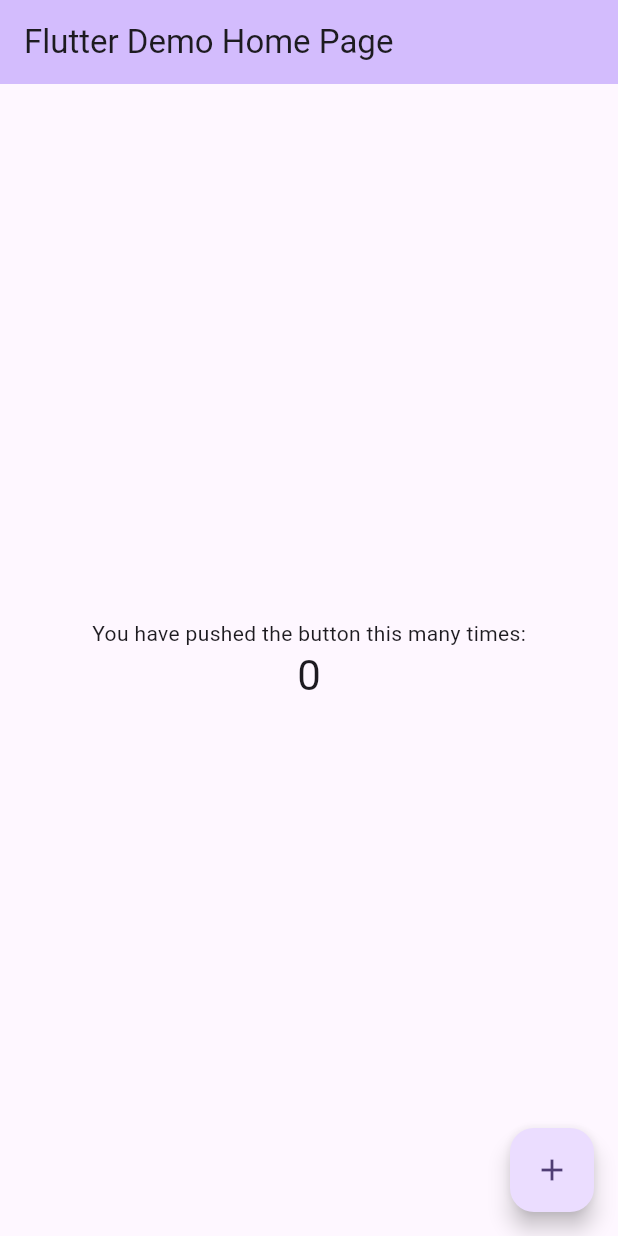
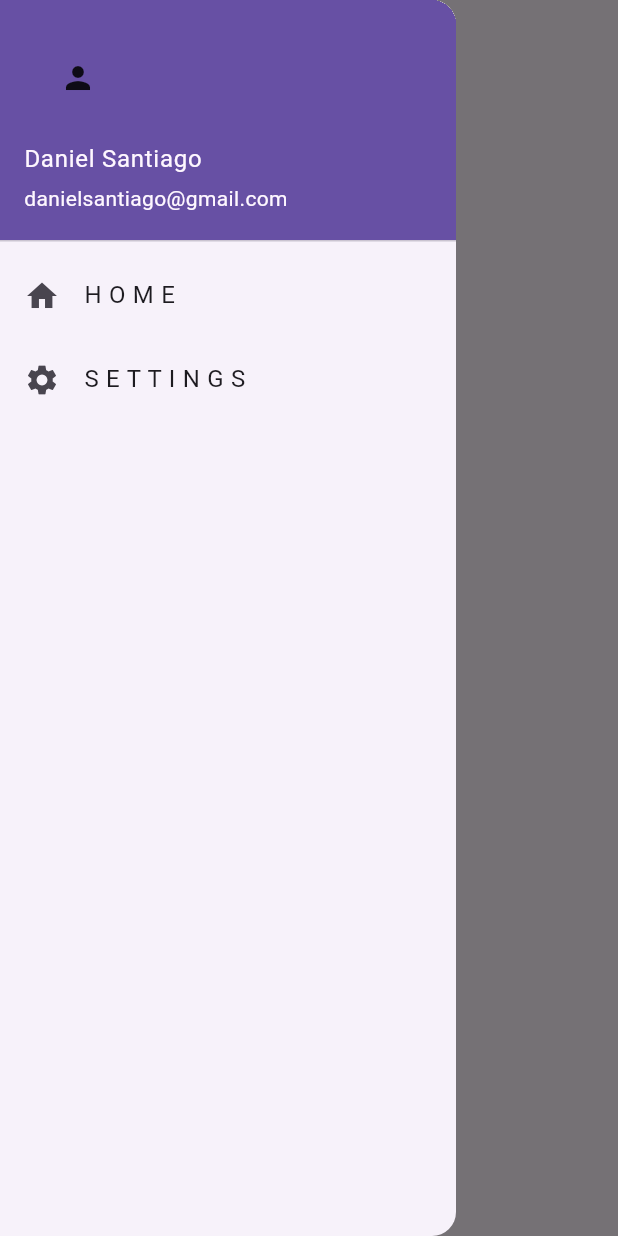
Before and after one commit to santigou/allo-gemini-contest-app, a Flutter app: the screen it shows after launch, with the side drawer open (before the commit the screen has no drawer), on a phone screen of 412 x 824 dp. Run offline on Flutter 3.47's test engine with Material 3 defaults, Android fonts, the phone set to English and light mode, and no system bars.

Commit message:
New home page and nav menu

```diff
--- a/lib/main.dart
+++ b/lib/main.dart
@@ -1,4 +1,5 @@
 import 'package:flutter/material.dart';
+import 'package:gemini_proyect/pages/home.dart';
 
 void main() {
   runApp(const MyApp());
@@ -7,119 +8,12 @@
 class MyApp extends StatelessWidget {
   const MyApp({super.key});
 
-  // This widget is the root of your application.
+  // This widget is the root of the application.
   @override
   Widget build(BuildContext context) {
-    return MaterialApp(
-      title: 'Flutter Demo',
-      theme: ThemeData(
-        // This is the theme of your application.
-        //
-        // TRY THIS: Try running your application with "flutter run". You'll see
-        // the application has a purple toolbar. Then, without quitting the app,
-        // try changing the seedColor in the colorScheme below to Colors.green
-        // and then invoke "hot reload" (save your changes or press the "hot
-        // reload" button in a Flutter-supported IDE, or press "r" if you used
-        // the command line to start the app).
-        //
-        // Notice that the counter didn't reset back to zero; the application
-        // state is not lost during the reload. To reset the state, use hot
-        // restart instead.
-        //
-        // This works for code too, not just values: Most code changes can be
-        // tested with just a hot reload.
-        colorScheme: ColorScheme.fromSeed(seedColor: Colors.deepPurple),
-        useMaterial3: true,
-      ),
-      home: const MyHomePage(title: 'Flutter Demo Home Page'),
+    return const MaterialApp(
+      home: Home(),
+      debugShowCheckedModeBanner: false,
     );
   }
 }
-
-class MyHomePage extends StatefulWidget {
-  const MyHomePage({super.key, required this.title});
-
-  // This widget is the home page of your application. It is stateful, meaning
-  // that it has a State object (defined below) that contains fields that affect
-  // how it looks.
-
-  // This class is the configuration for the state. It holds the values (in this
-  // case the title) provided by the parent (in this case the App widget) and
-  // used by the build method of the State. Fields in a Widget subclass are
-  // always marked "final".
-
-  final String title;
-
-  @override
-  State<MyHomePage> createState() => _MyHomePageState();
-}
-
-class _MyHomePageState extends State<MyHomePage> {
-  int _counter = 0;
-
-  void _incrementCounter() {
-    setState(() {
-      // This call to setState tells the Flutter framework that something has
-      // changed in this State, which causes it to rerun the build method below
-      // so that the display can reflect the updated values. If we changed
-      // _counter without calling setState(), then the build method would not be
-      // called again, and so nothing would appear to happen.
-      _counter++;
-    });
-  }
-
-  @override
-  Widget build(BuildContext context) {
-    // This method is rerun every time setState is called, for instance as done
-    // by the _incrementCounter method above.
-    //
-    // The Flutter framework has been optimized to make rerunning build methods
-    // fast, so that you can just rebuild anything that needs updating rather
-    // than having to individually change instances of widgets.
-    return Scaffold(
-      appBar: AppBar(
-        // TRY THIS: Try changing the color here to a specific color (to
-        // Colors.amber, perhaps?) and trigger a hot reload to see the AppBar
-        // change color while the other colors stay the same.
-        backgroundColor: Theme.of(context).colorScheme.inversePrimary,
-        // Here we take the value from the MyHomePage object that was created by
-        // the App.build method, and use it to set our appbar title.
-        title: Text(widget.title),
-      ),
-      body: Center(
-        // Center is a layout widget. It takes a single child and positions it
-        // in the middle of the parent.
-        child: Column(
-          // Column is also a layout widget. It takes a list of children and
-          // arranges them vertically. By default, it sizes itself to fit its
-          // children horizontally, and tries to be as tall as its parent.
-          //
-          // Column has various properties to control how it sizes itself and
-          // how it positions its children. Here we use mainAxisAlignment to
-          // center the children vertically; the main axis here is the vertical
-          // axis because Columns are vertical (the cross axis would be
-          // horizontal).
-          //
-          // TRY THIS: Invoke "debug painting" (choose the "Toggle Debug Paint"
-          // action in the IDE, or press "p" in the console), to see the
-          // wireframe for each widget.
-          mainAxisAlignment: MainAxisAlignment.center,
-          children: <Widget>[
-            const Text(
-              'You have pushed the button this many times:',
-            ),
-            Text(
-              '$_counter',
-              style: Theme.of(context).textTheme.headlineMedium,
-            ),
-          ],
-        ),
-      ),
-      floatingActionButton: FloatingActionButton(
-        onPressed: _incrementCounter,
-        tooltip: 'Increment',
-        child: const Icon(Icons.add),
-      ), // This trailing comma makes auto-formatting nicer for build methods.
-    );
-  }
-}
--- /dev/null
+++ b/lib/pages/home.dart
@@ -0,0 +1,41 @@
+import 'package:flutter/material.dart';
+
+class Home extends StatefulWidget {
+  const Home({super.key});
+
+  @override
+  State<Home> createState() => _HomeState();
+}
+
+class _HomeState extends State<Home> {
+  @override
+  Widget build(BuildContext context) {
+    return Scaffold(
+      appBar: AppBar(),
+      // Menu
+      drawer: const Drawer(
+        child: Column(
+          children: [
+            UserAccountsDrawerHeader(
+              accountEmail: Text("danielsantiago@gmail.com"),
+              accountName: Text("Daniel Santiago"),
+              currentAccountPicture: Icon(Icons.person),
+            ),
+            ListTile(
+              leading: Icon(Icons.home),
+              title: Text("H O M E"),
+            ),
+            ListTile(
+              leading: Icon(Icons.settings),
+              title: Text("S E T T I N G S"),
+            ),
+          ],
+        ),
+      ),
+
+      //Cuadro de texto y botones
+
+
+    );
+  }
+}
```
